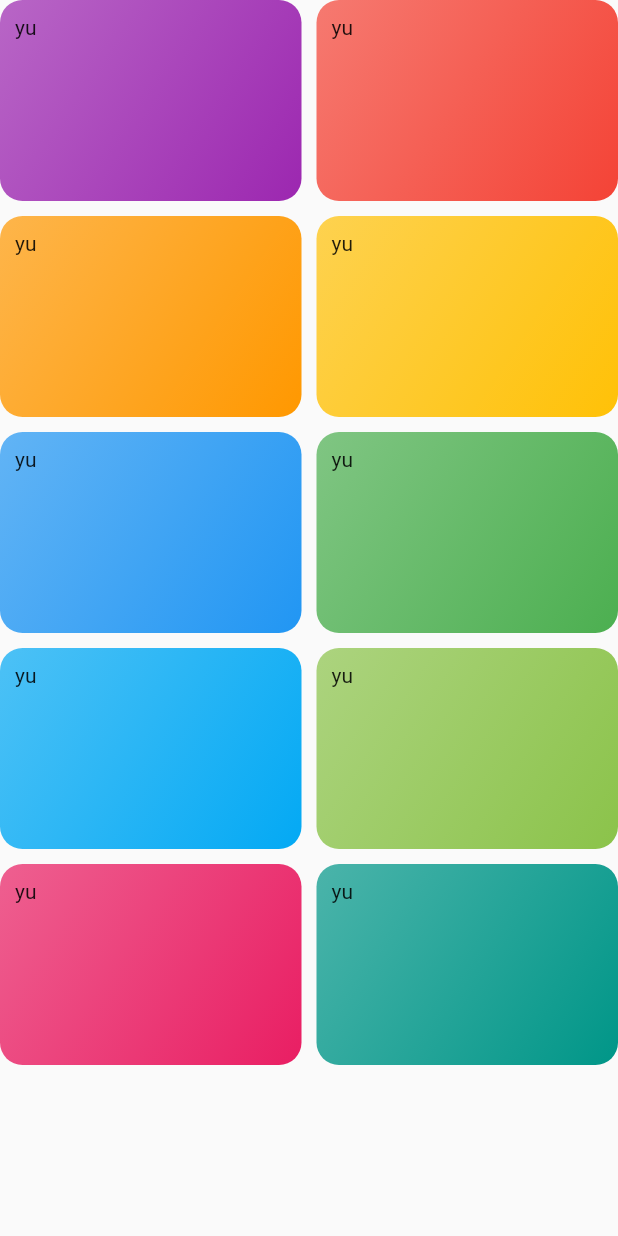
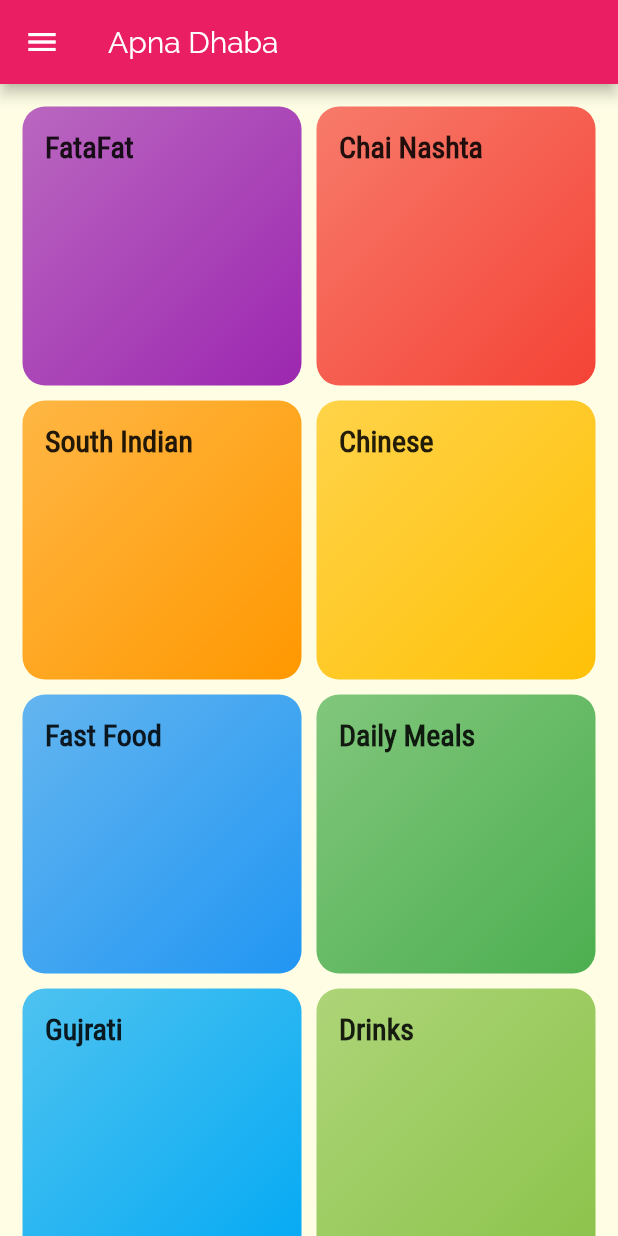
Before and after one commit to apoorvpandey0/Apna-Dhaba, a Flutter app: the CategoriesScreen screen opened directly, on a phone screen of 412 x 824 dp. Run offline on Flutter 3.47's test engine with Material 2 defaults, Android fonts, the phone set to English and light mode, and no system bars.

```diff
--- a/lib/categories_screen.dart
+++ b/lib/categories_screen.dart
@@ -6,15 +6,21 @@ class CategoriesScreen extends StatelessWidget {
   @override
   Widget build(BuildContext context) {
     return Scaffold(
+      appBar: AppBar(
+        title: Text("Apna Dhaba"),
+      ),
+      drawer: Drawer(),
       body: GridView(
+          padding: EdgeInsets.all(15),
           children: <Widget>[
             ...DUMMY_CATEGORIES.map((ctxData) {
-              return CategoryItem(color: ctxData.color, title: ctxData.title);
+              return CategoryItem(
+                  id: ctxData.id, color: ctxData.color, title: ctxData.title);
             }).toList()
           ],
           gridDelegate: SliverGridDelegateWithMaxCrossAxisExtent(
               maxCrossAxisExtent: 200,
-              childAspectRatio: 3 / 2,
+              childAspectRatio: 3 / 3,
               crossAxisSpacing: 10,
               mainAxisSpacing: 10)),
     );
--- a/lib/category_item.dart
+++ b/lib/category_item.dart
@@ -1,16 +1,39 @@
 import 'package:flutter/material.dart';
+import './category_meals_screen.dart';
 
 class CategoryItem extends StatelessWidget {
+  final String id;
   final String title;
   final Color color;
 
-  const CategoryItem({@required this.title, @required this.color});
+  const CategoryItem(
+      {@required this.id, @required this.title, @required this.color});
+
+  void selectCategory(BuildContext ctx) {
+    // Method 1 using push
+    // Screens are maintained as a stack
+    // We are pushing our new one on top of the old one
+    // Navigator.of(ctx).push(MaterialPageRoute(builder: (_) {
+    //   // The MaterialPageRoute takes care of the sliding animations and back button and things like this
+    //   return CategoryMealsScreen(id: id, title: title);
+    // }));
+
+    // Method 2 using pageNamed
+    Navigator.of(ctx).pushNamed(CategoryMealsScreen.routeName,
+        arguments: {'id': id, 'title': title});
+  }
 
   @override
   Widget build(BuildContext context) {
-    return Container(
-      child: Text("yu"),
-      padding: EdgeInsets.all(10),
+    return InkWell(
+      borderRadius: BorderRadius.circular(15),
+      onTap: () {
+        selectCategory(context);
+      },
+      splashColor: Color.fromRGBO(0, 0, 0, 100),
+      child: Container(
+        child: Text(title, style: Theme.of(context).textTheme.title),
+        padding: EdgeInsets.all(15),
         decoration: BoxDecoration(
             gradient: LinearGradient(
               colors: [color.withOpacity(0.7), color],
@@ -18,6 +41,7 @@ class CategoryItem extends StatelessWidget {
               end: Alignment.bottomRight,
             ),
             borderRadius: BorderRadius.circular(15)),
+      ),
     );
   }
 }
```
Also changed, not shown: lib/category_meals_screen.dart (added, +27 -0 lines), lib/main.dart (+32 -1 lines), pubspec.yaml (+17 -12 lines), assets/fonts/Raleway-Black.ttf (added), assets/fonts/Raleway-Bold.ttf (added), assets/fonts/Raleway-Regular.ttf (added), assets/fonts/RobotoCondensed-Bold.ttf (added), assets/fonts/RobotoCondensed-Italic.ttf (added), assets/fonts/RobotoCondensed-Light.ttf (added), assets/fonts/RobotoCondensed-Regular.ttf (added). Lines whose indentation alone changed are shown as unchanged.
